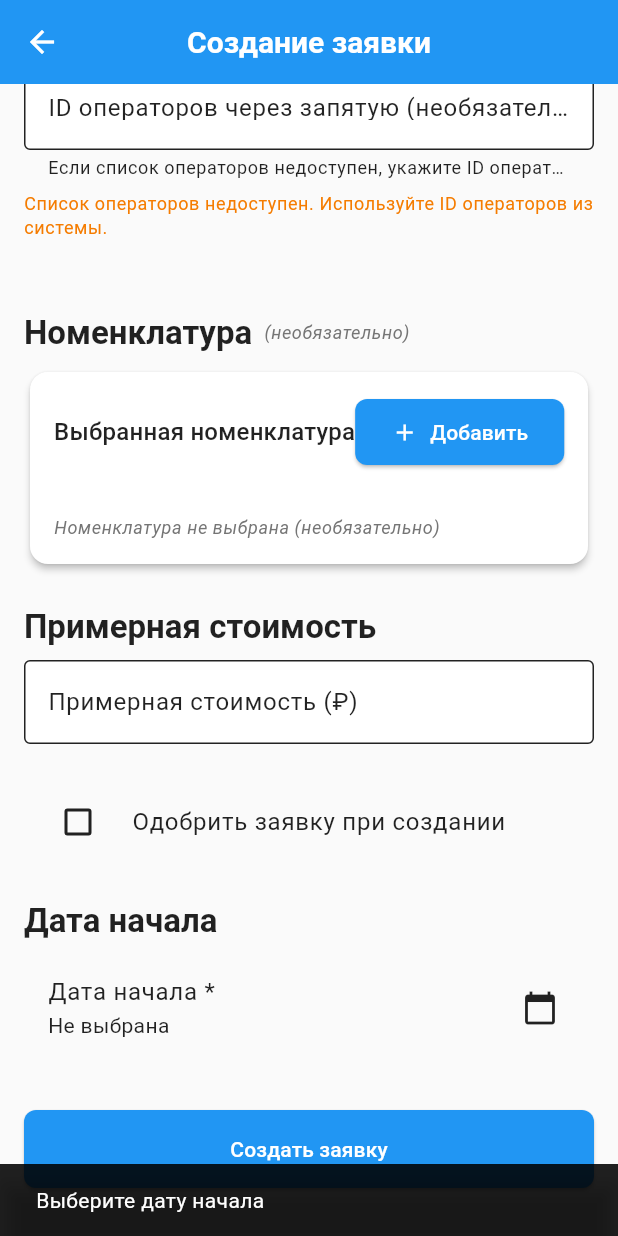
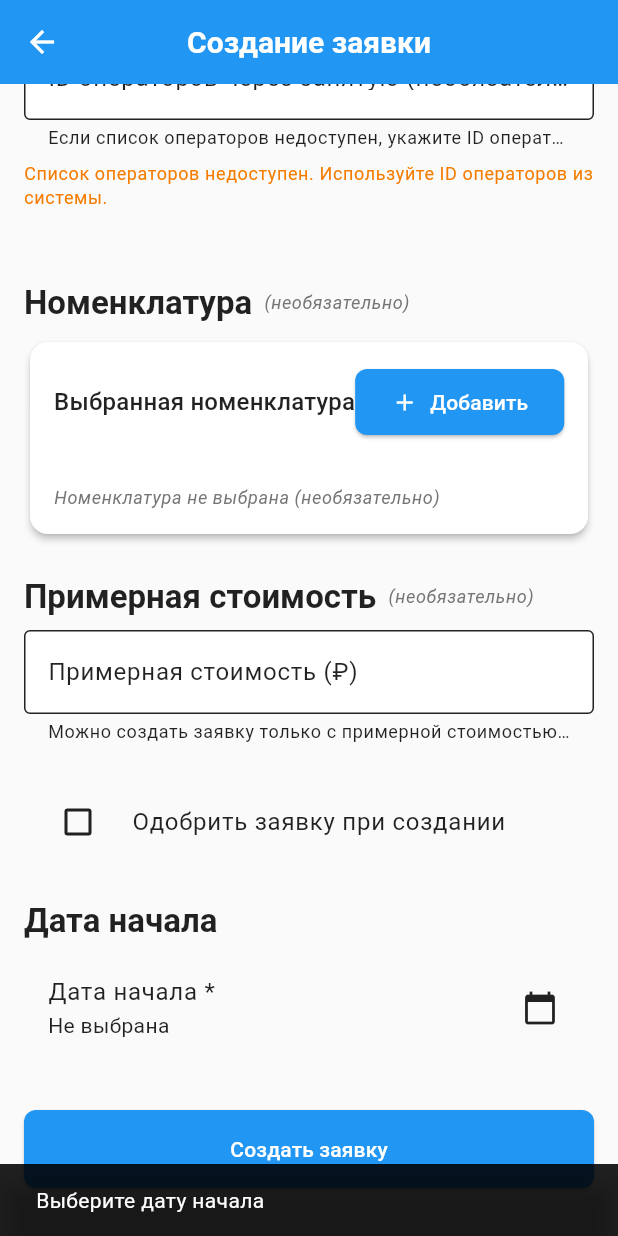
Before and after one commit to Alikdseq/ringo-uchet, a Flutter app: the CreateOrderScreen screen opened directly, scrolled down 576 dp, after a tap on "Создать заявку", on a phone screen of 412 x 824 dp. Run offline on Flutter 3.47's test engine with Material 3 defaults, Android fonts, the phone set to English and light mode, and no system bars; our stand-ins replace connectivity_plus, device_info_plus, dio, firebase_core, firebase_crashlytics, firebase_messaging and 9 more; missing offline and left inert: dart:html; accounts and stored records are empty; network calls fail.

Commit message:
Update: add helper text clarifying that estimated cost is optional

```diff
--- a/mobile/lib/features/orders/screens/create_order_screen.dart
+++ b/mobile/lib/features/orders/screens/create_order_screen.dart
@@ -285,15 +285,28 @@ class _CreateOrderScreenState extends ConsumerState<CreateOrderScreen> {
             _buildNomenclatureSelection(),
             const SizedBox(height: 24),
 
-            // Раздел: Примерная стоимость
-            _buildSectionHeader('Примерная стоимость'),
+            // Раздел: Примерная стоимость (необязательно)
+            Row(
+              children: [
+                _buildSectionHeader('Примерная стоимость'),
+                const SizedBox(width: 8),
+                Text(
+                  '(необязательно)',
+                  style: Theme.of(context).textTheme.bodySmall?.copyWith(
+                        color: Colors.grey[600],
+                        fontStyle: FontStyle.italic,
+                      ),
+                ),
+              ],
+            ),
             const SizedBox(height: 8),
             TextFormField(
               controller: _totalAmountController,
               decoration: const InputDecoration(
                 labelText: 'Примерная стоимость (₽)',
-                hintText: 'Введите примерную стоимость',
+                hintText: 'Введите примерную стоимость (можно оставить пустым)',
                 border: OutlineInputBorder(),
+                helperText: 'Можно создать заявку только с примерной стоимостью или только с номенклатурой',
               ),
               keyboardType: TextInputType.number,
               inputFormatters: [FilteringTextInputFormatter.allow(RegExp(r'^\d+\.?\d{0,2}'))],
```
